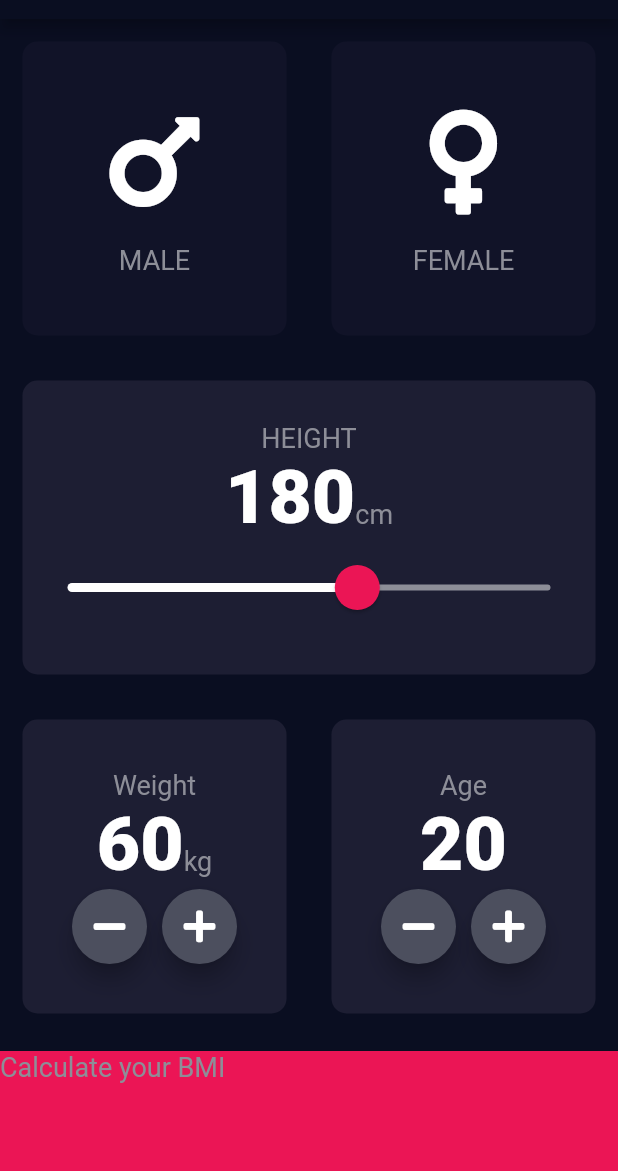
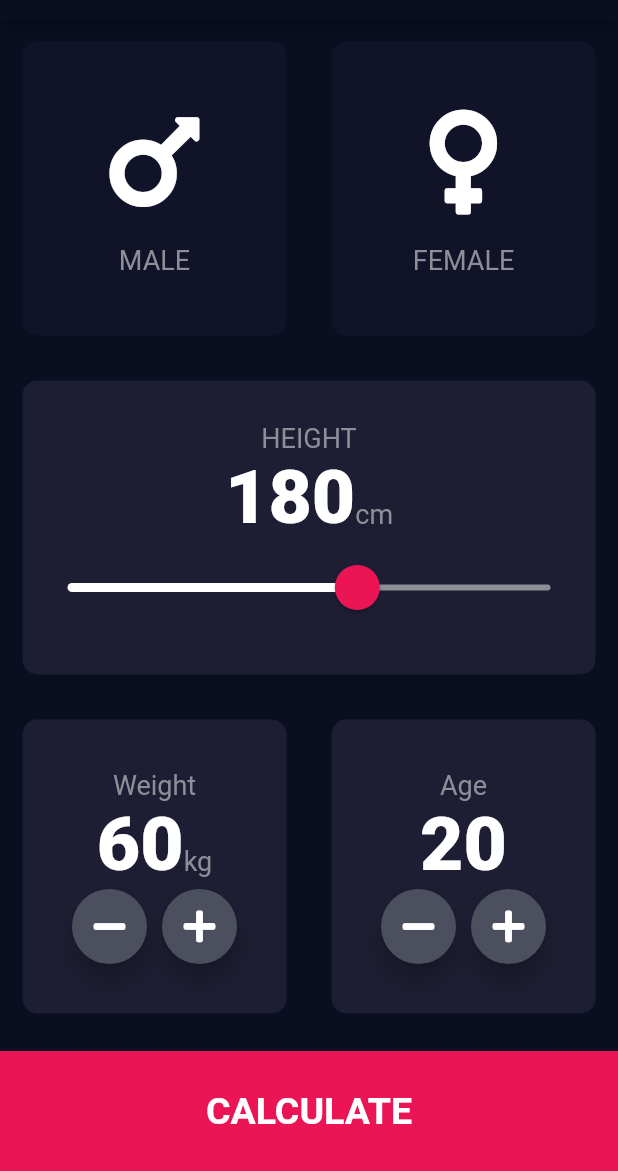
Before and after one commit to gLuColte/Flutter-AppBrewery-Part1, a Flutter app: the screen it shows after launch, after a tap on "BMI App", on a phone screen of 412 x 824 dp, the part 65-1236 px from its top. Run offline on Flutter 3.47's test engine with Material 2 defaults, Android fonts, the phone set to English and light mode, and no system bars; our stand-ins replace audioplayers, font_awesome_flutter, rflutter_alert.

Commit message:
Completed BMI

```diff
--- /dev/null
+++ b/lib/pages/bmi_bottom_button.dart
@@ -0,0 +1,26 @@
+import 'package:flutter/material.dart';
+import 'bmi_constants.dart';
+
+class BottomButton extends StatelessWidget {
+
+  BottomButton({@required this.onTap, @required this.buttonTitle});
+
+  final Function onTap;
+  final String buttonTitle;
+
+  @override
+  Widget build(BuildContext context) {
+    return GestureDetector(
+      onTap: onTap,
+      child: Container(
+        color: kBottomContainerColor,
+        margin: EdgeInsets.only(top:10.0),
+        width: double.infinity,
+        height: kBottomContainerHeight,
+        child: Center(
+          child:Text(buttonTitle, style: kLargeButtonTextStyle, ),
+        ),
+      ),
+    );
+  }
+}
--- a/lib/pages/bmi_calculator.dart
+++ b/lib/pages/bmi_calculator.dart
@@ -5,7 +5,7 @@ class BmiCalculator extends StatelessWidget {
   @override
   Widget build(BuildContext context) {
     return MaterialApp(
-      theme: ThemeData.dark().copyWith(//Notice Copy With
+      theme: ThemeData.dark().copyWith(//Notice Copy With // Out Theme is now carried on
         primaryColor: Color(0xFF0A0E21),
         scaffoldBackgroundColor: Color(0XFF0A0E21),
       ),
--- a/lib/pages/bmi_input_page.dart
+++ b/lib/pages/bmi_input_page.dart
@@ -3,7 +3,10 @@ import 'package:font_awesome_flutter/font_awesome_flutter.dart';
 import 'bmi_reusable_card.dart';
 import 'bmi_icon_content.dart';
 import 'bmi_constants.dart';
-
+import 'bmi_result_page.dart';
+import 'bmi_bottom_button.dart';
+import 'bmi_round_button.dart';
+import 'bmi_calculator_brain.dart';
 enum Gender {male, female}
 
 class InputPage extends StatefulWidget {
@@ -174,35 +177,20 @@ class _InputPageState extends State<InputPage> {
               ),),
             ],
           )),
-          Container(
-            color: kBottomContainerColor,
-            margin: EdgeInsets.only(top:10.0),
-            width: double.infinity,
-            height: kBottomContainerHeight,
-            child: Text('Calculate your BMI', style: kLabelTextStyle,),
-          )
+          BottomButton(buttonTitle: 'CALCULATE', onTap: (){
+            CalculatorBrain calc = CalculatorBrain(height: height, weight: weight);
+            Navigator.push(context, MaterialPageRoute(
+                builder: (context) {
+                  return ResultsPage(
+                    bmi_result: calc.calculateBMI(),
+                    resultText: calc.getResult(),
+                    interpretation: calc.getInterpretation(),
+                  );
+                }
+            ),);
+          },)
         ],
       )
     );
   }
 }
-
-class RoundIconButton extends StatelessWidget {
-  RoundIconButton({@required this.icon, @required this.onPressed});
-  final IconData icon;
-  final Function onPressed;
-  @override
-  Widget build(BuildContext context) {
-    return RawMaterialButton(
-      child:Icon(icon),
-      onPressed: onPressed,
-      elevation: 6.0,
-      constraints: BoxConstraints.tightFor(
-        width: 50.0,
-        height: 50.0
-      ),
-      shape: CircleBorder(),
-      fillColor: Color(0xFF4c4F5E),
-    );
-  }
-}
--- /dev/null
+++ b/lib/pages/bmi_round_button.dart
@@ -0,0 +1,21 @@
+import 'package:flutter/material.dart';
+import 'bmi_constants.dart';
+class RoundIconButton extends StatelessWidget {
+  RoundIconButton({@required this.icon, @required this.onPressed});
+  final IconData icon;
+  final Function onPressed;
+  @override
+  Widget build(BuildContext context) {
+    return RawMaterialButton(
+      child:Icon(icon),
+      onPressed: onPressed,
+      elevation: 6.0,
+      constraints: BoxConstraints.tightFor(
+          width: 50.0,
+          height: 50.0
+      ),
+      shape: CircleBorder(),
+      fillColor: Color(0xFF4c4F5E),
+    );
+  }
+}
```
Also changed, not shown: lib/pages/bmi_calculator_brain.dart (added, +36 -0 lines), lib/pages/bmi_constants.dart (+28 -0 lines), lib/pages/bmi_result_page.dart (added, +65 -0 lines).
